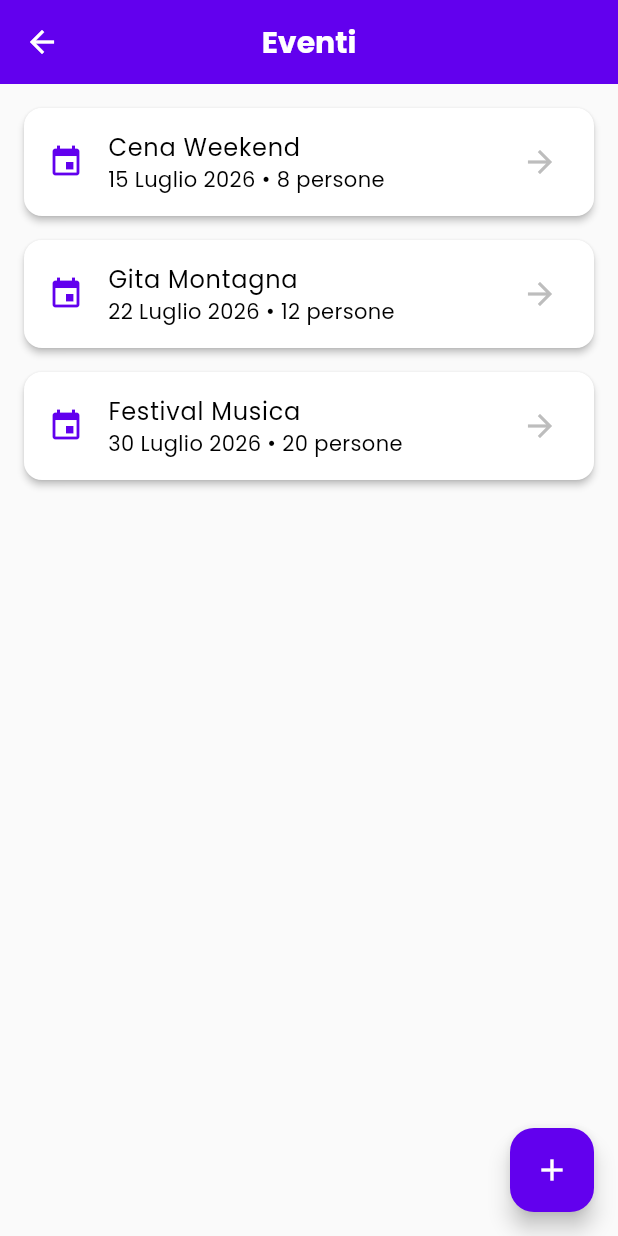
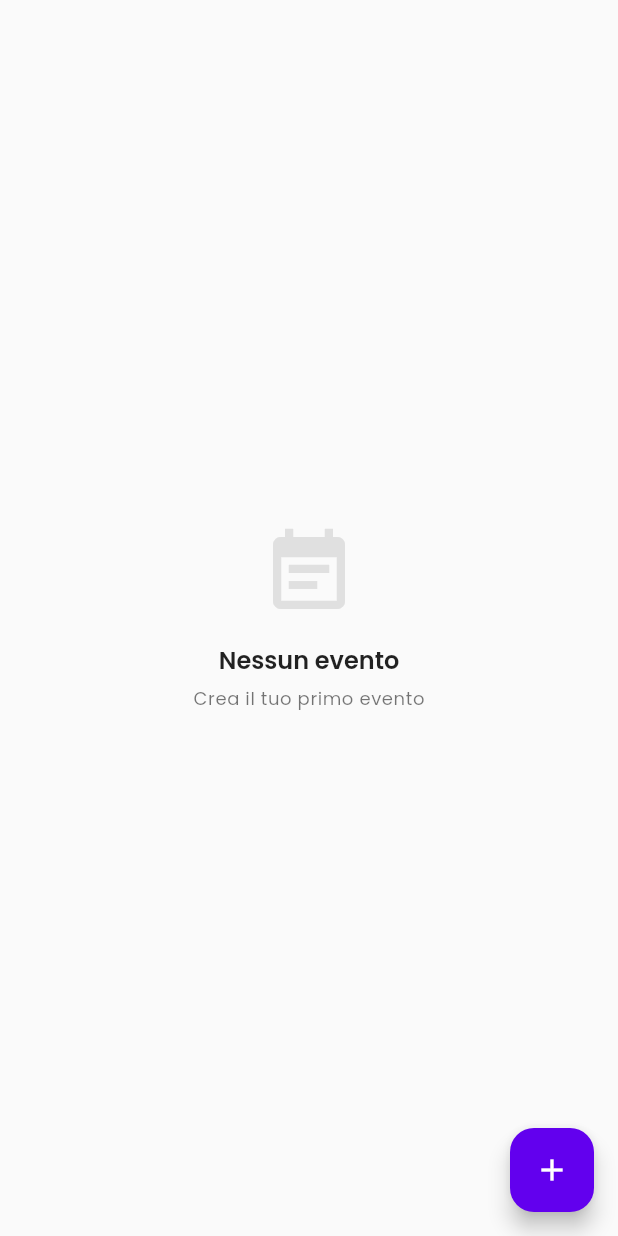
Before and after one commit to kantarutti/mc-spese-gruppo, a Flutter app: the EventiScreen screen opened directly, on a phone screen of 412 x 824 dp. Run offline on Flutter 3.47's test engine with Material 3 defaults, Android fonts, the phone set to English and light mode, and no system bars; our stand-ins replace flutter_riverpod, google_fonts, supabase_flutter; accounts and stored records are empty.

Commit message:
Refactor: eventi_screen.dart - Integrata lettura da Supabase

```diff
--- a/lib/screens/eventi/eventi_screen.dart
+++ b/lib/screens/eventi/eventi_screen.dart
@@ -1,52 +1,160 @@
 import 'package:flutter/material.dart';
+import 'package:flutter_riverpod/flutter_riverpod.dart';
+import '../../providers/eventi_provider.dart';
 
-/// Screen Gestione Eventi
-class EventiScreen extends StatefulWidget {
+/// Screen Gestione Eventi - Legge da Supabase
+class EventiScreen extends ConsumerWidget {
   const EventiScreen({Key? key}) : super(key: key);
 
-  @override
-  State<EventiScreen> createState() => _EventiScreenState();
+  String _formatDate(DateTime? date) {
+    if (date == null) return 'Data non disponibile';
+    return '${date.day.toString().padLeft(2, '0')}/${date.month.toString().padLeft(2, '0')}/${date.year}';
   }
 
-class _EventiScreenState extends State<EventiScreen> {
-  final List<Map<String, String>> _eventi = [
-    {'nome': 'Cena Weekend', 'data': '15 Luglio 2026', 'persone': '8'},
-    {'nome': 'Gita Montagna', 'data': '22 Luglio 2026', 'persone': '12'},
-    {'nome': 'Festival Musica', 'data': '30 Luglio 2026', 'persone': '20'},
-  ];
+  String _formatDateRange(DateTime? dataInizio, DateTime? dataFine) {
+    if (dataInizio == null && dataFine == null) return 'Data non disponibile';
+
+    final inizio = dataInizio != null ? _formatDate(dataInizio) : '';
+    final fine = dataFine != null ? _formatDate(dataFine) : '';
+
+    if (inizio == fine || dataFine == null) {
+      return inizio;
+    }
+
+    return '$inizio - $fine';
+  }
 
   @override
-  Widget build(BuildContext context) {
+  Widget build(BuildContext context, WidgetRef ref) {
+    final eventiAsyncValue = ref.watch(eventiProvider);
+
     return Scaffold(
-      appBar: AppBar(
-        title: const Text('Eventi'),
-        centerTitle: true,
+      body: eventiAsyncValue.when(
+        loading: () => const Center(
+          child: CircularProgressIndicator(),
         ),
-      body: ListView.builder(
+        error: (error, stackTrace) => Center(
+          child: Column(
+            mainAxisAlignment: MainAxisAlignment.center,
+            children: [
+              Icon(
+                Icons.error_outline,
+                size: 64,
+                color: Colors.red[300],
+              ),
+              const SizedBox(height: 16),
+              Text(
+                'Errore nel caricamento',
+                style: Theme.of(context).textTheme.titleLarge,
+              ),
+              const SizedBox(height: 8),
+              Padding(
+                padding: const EdgeInsets.symmetric(horizontal: 16),
+                child: Text(
+                  error.toString(),
+                  style: Theme.of(context).textTheme.bodySmall,
+                  textAlign: TextAlign.center,
+                ),
+              ),
+            ],
+          ),
+        ),
+        data: (eventi) {
+          if (eventi.isEmpty) {
+            return Center(
+              child: Column(
+                mainAxisAlignment: MainAxisAlignment.center,
+                children: [
+                  Icon(
+                    Icons.event_note,
+                    size: 64,
+                    color: Colors.grey[300],
+                  ),
+                  const SizedBox(height: 16),
+                  Text(
+                    'Nessun evento',
+                    style: Theme.of(context).textTheme.titleLarge,
+                  ),
+                  const SizedBox(height: 8),
+                  Text(
+                    'Crea il tuo primo evento',
+                    style: Theme.of(context).textTheme.bodySmall,
+                  ),
+                ],
+              ),
+            );
+          }
+
+          return ListView.builder(
             padding: const EdgeInsets.all(16),
-        itemCount: _eventi.length,
+            itemCount: eventi.length,
             itemBuilder: (context, index) {
-          final evento = _eventi[index];
+              final evento = eventi[index];
+              final dataFormattata = _formatDateRange(evento.dataInizio, evento.dataFine);
+
               return Card(
                 margin: const EdgeInsets.only(bottom: 16),
+                elevation: 2,
                 child: ListTile(
-              leading: Icon(
+                  contentPadding: const EdgeInsets.all(16),
+                  leading: CircleAvatar(
+                    radius: 30,
+                    backgroundColor: Theme.of(context).primaryColor,
+                    child: Icon(
                       Icons.event,
-                color: Theme.of(context).primaryColor,
+                      color: Colors.white,
+                      size: 24,
                     ),
-              title: Text(evento['nome'] ?? ''),
-              subtitle: Text('${evento['data']} • ${evento['persone']} persone'),
-              trailing: Icon(Icons.arrow_forward, color: Colors.grey[400]),
+                  ),
+                  title: Text(
+                    evento.nome,
+                    style: Theme.of(context).textTheme.titleMedium?.copyWith(
+                      fontWeight: FontWeight.bold,
+                    ),
+                  ),
+                  subtitle: Column(
+                    crossAxisAlignment: CrossAxisAlignment.start,
+                    children: [
+                      const SizedBox(height: 8),
+                      if (evento.localitaId != null)
+                        Text(
+                          'Roma',
+                          style: Theme.of(context).textTheme.bodySmall,
+                        ),
+                      const SizedBox(height: 4),
+                      Text(
+                        dataFormattata,
+                        style: Theme.of(context).textTheme.bodySmall?.copyWith(
+                          color: Colors.grey[600],
+                        ),
+                      ),
+                    ],
+                  ),
+                  trailing: Icon(
+                    Icons.arrow_forward_ios,
+                    color: Colors.grey[400],
+                    size: 16,
+                  ),
                   onTap: () {
-                // Naviga ai dettagli dell'evento
+                    ScaffoldMessenger.of(context).showSnackBar(
+                      SnackBar(
+                        content: Text('Dettagli di: ${evento.nome}'),
+                      ),
+                    );
                   },
                 ),
+              );
+            },
           );
         },
       ),
       floatingActionButton: FloatingActionButton(
         onPressed: () {
-          // Apri form creazione evento
+          ScaffoldMessenger.of(context).showSnackBar(
+            const SnackBar(
+              content: Text('Funzione in sviluppo'),
+            ),
+          );
         },
         child: const Icon(Icons.add),
       ),
```
Lines whose indentation alone changed are shown as unchanged.
